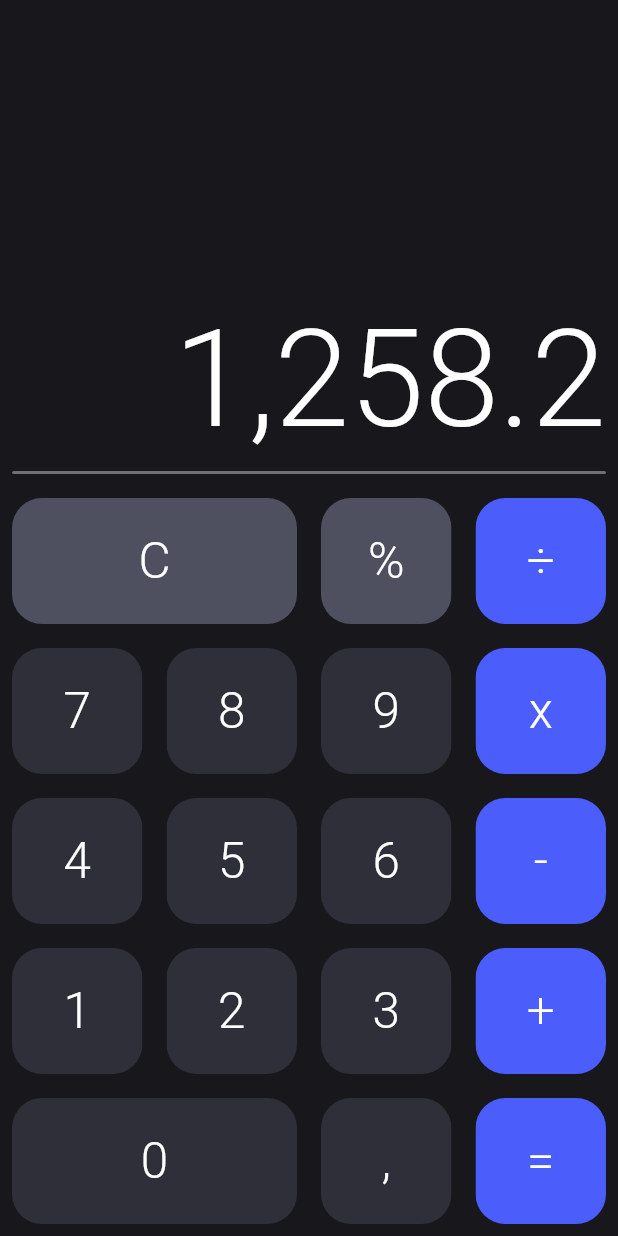
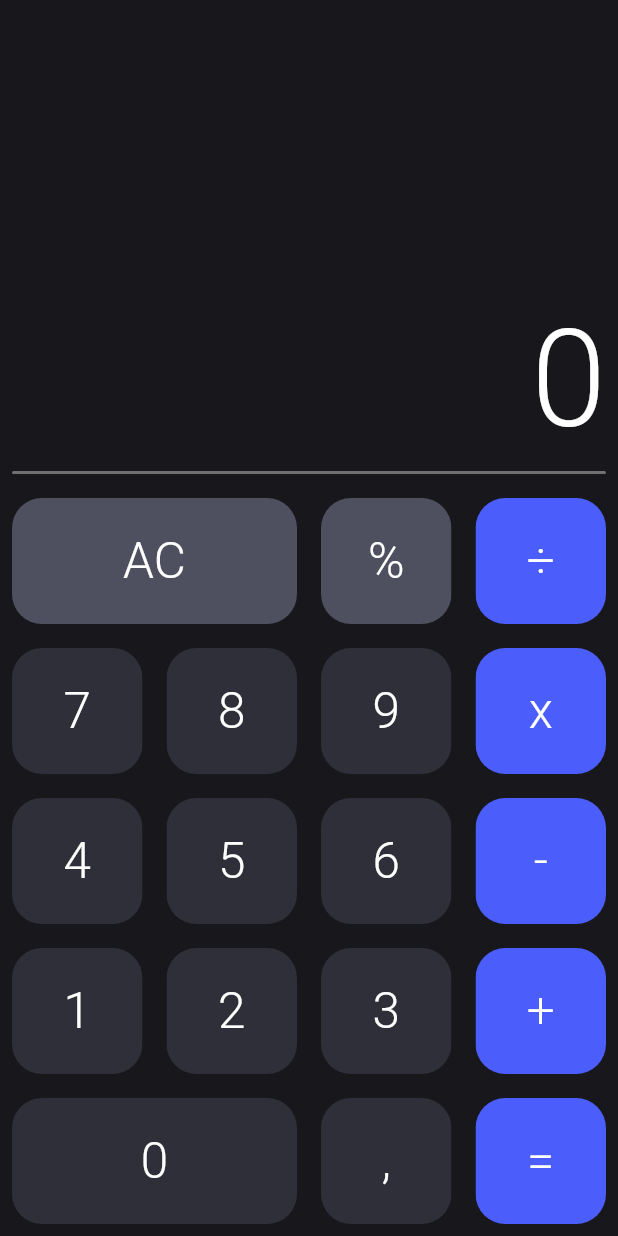
Before and after one commit to Tiagoow03/calculator-system, a Flutter app: the screen it shows after launch, on a phone screen of 412 x 824 dp. Run offline on Flutter 3.47's test engine with Material 2 defaults, Android fonts, the phone set to English and light mode, and no system bars; Roboto replaces fonts that are missing (WorkSans).

Commit message:
Implementação da lógica utilizada na calculadora, e ajustes na tela

```diff
--- a/lib/interfaces/pages/home.page.dart
+++ b/lib/interfaces/pages/home.page.dart
@@ -1,3 +1,4 @@
+import 'package:calculator/application/domain/memoria.dart';
 import 'package:calculator/interfaces/widgets/teclado.dart';
 import 'package:calculator/interfaces/widgets/visor.dart';
 import 'package:flutter/material.dart';
@@ -12,13 +13,21 @@ class HomePage extends StatefulWidget {
 }
 
 class _HomePageState extends State<HomePage> {
+  final Memoria memoria = Memoria();
+
+  _aoPressionar(String comando) {
+    setState(() {
+      memoria.comandoTecla(comando);
+    });
+  }
+
   @override
   Widget build(BuildContext context) {
     return Container(
       decoration: const BoxDecoration(color: Color(0xFF17171C)),
       child: Column(
         children: [
-          const Visor(texto: '1,258.2'),
+          Visor(texto: memoria.valor),
           Align(
             alignment: Alignment.center,
             child: Container(
@@ -36,7 +45,7 @@ class _HomePageState extends State<HomePage> {
               ),
             ),
           ),
-          const Teclado(),
+          Teclado(aoPressionar: _aoPressionar),
         ],
       ),
     );
--- a/lib/interfaces/widgets/botao.dart
+++ b/lib/interfaces/widgets/botao.dart
@@ -6,6 +6,7 @@ class Botao extends StatelessWidget {
     required this.texto,
     this.grande = false,
     this.cor = const Color(0xFF2E2F38),
+    required this.aoPressionar,
   });
 
   const Botao.operacao({
@@ -13,6 +14,7 @@ class Botao extends StatelessWidget {
     required this.texto,
     this.grande = false,
     this.cor = const Color(0xFF4B5EFC),
+    required this.aoPressionar,
   });
 
   const Botao.superior({
@@ -20,12 +22,14 @@ class Botao extends StatelessWidget {
     required this.texto,
     this.grande = false,
     this.cor = const Color(0xFF4E505F),
+    required this.aoPressionar,
   });
 
 
   final String texto;
   final bool grande;
   final Color cor;
+  final void Function(String) aoPressionar;
 
   @override
   Widget build(BuildContext context) {
@@ -38,7 +42,7 @@ class Botao extends StatelessWidget {
           borderRadius: BorderRadius.circular(20),
         ),
         child: ElevatedButton(
-          onPressed: () {},
+          onPressed: () => aoPressionar(texto),
           style: ElevatedButton.styleFrom(
             backgroundColor: cor,
             textStyle: const TextStyle(
--- a/lib/interfaces/widgets/teclado.dart
+++ b/lib/interfaces/widgets/teclado.dart
@@ -5,41 +5,100 @@ import 'package:flutter/material.dart';
 class Teclado extends StatelessWidget {
   const Teclado({
     super.key,
+    required this.aoPressionar,
   });
+
+  final void Function(String) aoPressionar;
 
   @override
   Widget build(BuildContext context) {
     return Container(
       height: 500,
-      child: const Column(
+      child: Column(
         children: [
           BotaoEmLinhas(botoes: [
-            Botao.superior(texto: 'C', grande: true,),
-            Botao.superior(texto: '%'),
-            Botao.operacao(texto: '÷'),
+            Botao.superior(
+              texto: 'AC',
+              grande: true,
+              aoPressionar: aoPressionar,
+            ),
+            Botao.superior(
+              texto: '%',
+              aoPressionar: aoPressionar,
+            ),
+            Botao.operacao(
+              texto: '÷',
+              aoPressionar: aoPressionar,
+            ),
           ]),
           BotaoEmLinhas(botoes: [
-            Botao(texto: '7'),
-            Botao(texto: '8'),
-            Botao(texto: '9'),
-            Botao.operacao(texto: 'x'),
+            Botao(
+              texto: '7',
+              aoPressionar: aoPressionar,
+            ),
+            Botao(
+              texto: '8',
+              aoPressionar: aoPressionar,
+            ),
+            Botao(
+              texto: '9',
+              aoPressionar: aoPressionar,
+            ),
+            Botao.operacao(
+              texto: 'x',
+              aoPressionar: aoPressionar,
+            ),
           ]),
           BotaoEmLinhas(botoes: [
-            Botao(texto: '4'),
-            Botao(texto: '5'),
-            Botao(texto: '6'),
-            Botao.operacao(texto: '-'),
+            Botao(
+              texto: '4',
+              aoPressionar: aoPressionar,
+            ),
+            Botao(
+              texto: '5',
+              aoPressionar: aoPressionar,
+            ),
+            Botao(
+              texto: '6',
+              aoPressionar: aoPressionar,
+            ),
+            Botao.operacao(
+              texto: '-',
+              aoPressionar: aoPressionar,
+            ),
           ]),
           BotaoEmLinhas(botoes: [
-            Botao(texto: '1'),
-            Botao(texto: '2'),
-            Botao(texto: '3'),
-            Botao.operacao(texto: '+'),
+            Botao(
+              texto: '1',
+              aoPressionar: aoPressionar,
+            ),
+            Botao(
+              texto: '2',
+              aoPressionar: aoPressionar,
+            ),
+            Botao(
+              texto: '3',
+              aoPressionar: aoPressionar,
+            ),
+            Botao.operacao(
+              texto: '+',
+              aoPressionar: aoPressionar,
+            ),
           ]),
           BotaoEmLinhas(botoes: [
-            Botao(texto: '0', grande: true,),
-            Botao(texto: ','),
-            Botao.operacao(texto: '='),
+            Botao(
+              texto: '0',
+              grande: true,
+              aoPressionar: aoPressionar,
+            ),
+            Botao(
+              texto: ',',
+              aoPressionar: aoPressionar,
+            ),
+            Botao.operacao(
+              texto: '=',
+              aoPressionar: aoPressionar,
+            ),
           ]),
         ],
       ),
```
Also changed, not shown: lib/application/domain/memoria.dart (+92 -0 lines).
